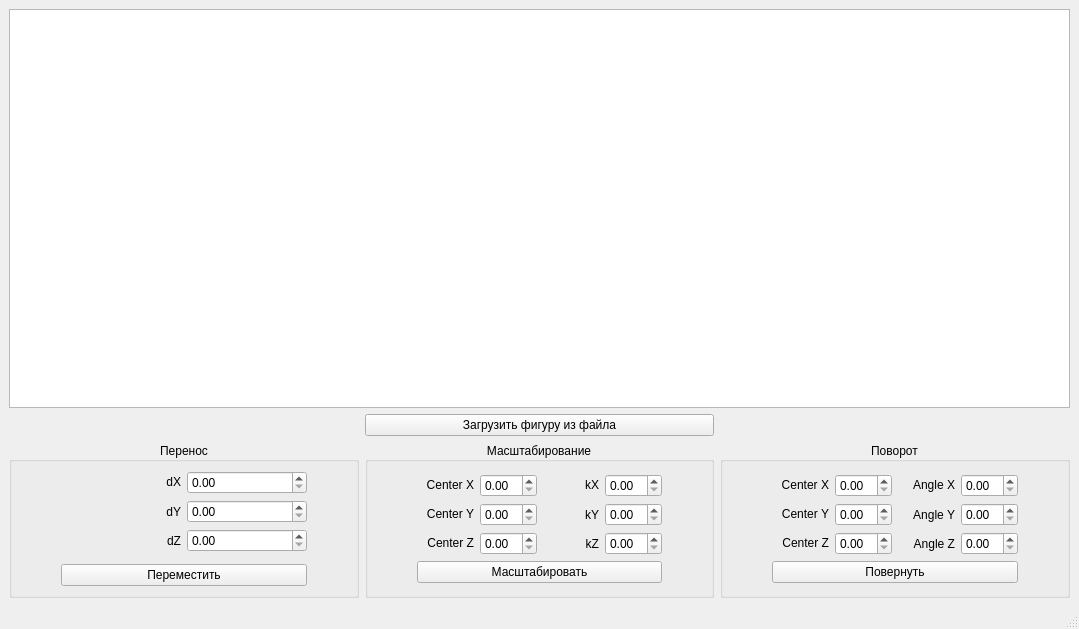
Before: the Qt Designer form lab_01/mainwindow.ui in Inspirate789/BMSTU-OOP-CPP, drawn with Qt 5.
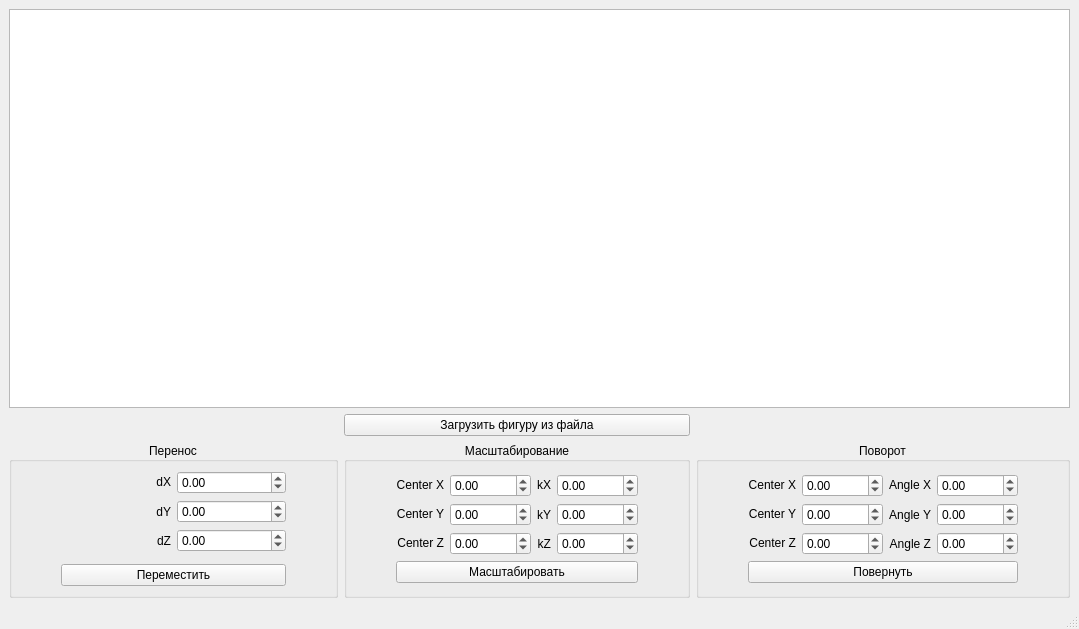
After: the same form once the commit is applied.

```diff
--- a/lab_01/mainwindow.ui
+++ b/lab_01/mainwindow.ui
@@ -41,6 +41,12 @@
              <verstretch>0</verstretch>
             </sizepolicy>
            </property>
+           <property name="minimum">
+            <double>-10000.000000000000000</double>
+           </property>
+           <property name="maximum">
+            <double>10000.000000000000000</double>
+           </property>
           </widget>
          </item>
          <item row="2" column="2">
@@ -51,6 +57,12 @@
              <verstretch>0</verstretch>
             </sizepolicy>
            </property>
+           <property name="minimum">
+            <double>-10000.000000000000000</double>
+           </property>
+           <property name="maximum">
+            <double>10000.000000000000000</double>
+           </property>
           </widget>
          </item>
          <item row="1" column="2">
@@ -61,6 +73,12 @@
              <verstretch>0</verstretch>
             </sizepolicy>
            </property>
+           <property name="minimum">
+            <double>-10000.000000000000000</double>
+           </property>
+           <property name="maximum">
+            <double>10000.000000000000000</double>
+           </property>
           </widget>
          </item>
          <item row="5" column="1" colspan="2">
@@ -203,6 +221,12 @@
                <verstretch>0</verstretch>
               </sizepolicy>
              </property>
+             <property name="minimum">
+              <double>-10000.000000000000000</double>
+             </property>
+             <property name="maximum">
+              <double>10000.000000000000000</double>
+             </property>
             </widget>
            </item>
            <item row="1" column="1">
@@ -213,6 +237,12 @@
                <verstretch>0</verstretch>
               </sizepolicy>
              </property>
+             <property name="minimum">
+              <double>-10000.000000000000000</double>
+             </property>
+             <property name="maximum">
+              <double>10000.000000000000000</double>
+             </property>
             </widget>
            </item>
            <item row="2" column="1">
@@ -223,6 +253,12 @@
                <verstretch>0</verstretch>
               </sizepolicy>
              </property>
+             <property name="minimum">
+              <double>-10000.000000000000000</double>
+             </property>
+             <property name="maximum">
+              <double>10000.000000000000000</double>
+             </property>
             </widget>
            </item>
            <item row="0" column="0">
@@ -294,13 +330,34 @@
             </widget>
            </item>
            <item row="0" column="1">
-            <widget class="QDoubleSpinBox" name="CRxField"/>
+            <widget class="QDoubleSpinBox" name="CRxField">
+             <property name="minimum">
+              <double>-10000.000000000000000</double>
+             </property>
+             <property name="maximum">
+              <double>10000.000000000000000</double>
+             </property>
+            </widget>
            </item>
            <item row="1" column="1">
-            <widget class="QDoubleSpinBox" name="CRyField"/>
+            <widget class="QDoubleSpinBox" name="CRyField">
+             <property name="minimum">
+              <double>-10000.000000000000000</double>
+             </property>
+             <property name="maximum">
+              <double>10000.000000000000000</double>
+             </property>
+            </widget>
            </item>
            <item row="2" column="1">
-            <widget class="QDoubleSpinBox" name="CRzField"/>
+            <widget class="QDoubleSpinBox" name="CRzField">
+             <property name="minimum">
+              <double>-10000.000000000000000</double>
+             </property>
+             <property name="maximum">
+              <double>10000.000000000000000</double>
+             </property>
+            </widget>
            </item>
           </layout>
          </item>
@@ -419,13 +476,34 @@
             </widget>
            </item>
            <item row="0" column="1">
-            <widget class="QDoubleSpinBox" name="CSxField"/>
+            <widget class="QDoubleSpinBox" name="CSxField">
+             <property name="minimum">
+              <double>-10000.000000000000000</double>
+             </property>
+             <property name="maximum">
+              <double>10000.000000000000000</double>
+             </property>
+            </widget>
            </item>
            <item row="1" column="1">
-            <widget class="QDoubleSpinBox" name="CSyField"/>
+            <widget class="QDoubleSpinBox" name="CSyField">
+             <property name="minimum">
+              <double>-10000.000000000000000</double>
+             </property>
+             <property name="maximum">
+              <double>10000.000000000000000</double>
+             </property>
+            </widget>
            </item>
            <item row="2" column="1">
-            <widget class="QDoubleSpinBox" name="CSzField"/>
+            <widget class="QDoubleSpinBox" name="CSzField">
+             <property name="minimum">
+              <double>-10000.000000000000000</double>
+             </property>
+             <property name="maximum">
+              <double>10000.000000000000000</double>
+             </property>
+            </widget>
            </item>
           </layout>
          </item>
@@ -439,6 +517,12 @@
                <verstretch>0</verstretch>
               </sizepolicy>
              </property>
+             <property name="minimum">
+              <double>-10000.000000000000000</double>
+             </property>
+             <property name="maximum">
+              <double>10000.000000000000000</double>
+             </property>
             </widget>
            </item>
            <item row="0" column="1">
@@ -449,6 +533,12 @@
                <verstretch>0</verstretch>
               </sizepolicy>
              </property>
+             <property name="minimum">
+              <double>-10000.000000000000000</double>
+             </property>
+             <property name="maximum">
+              <double>10000.000000000000000</double>
+             </property>
             </widget>
            </item>
            <item row="1" column="1">
@@ -459,6 +549,12 @@
                <verstretch>0</verstretch>
               </sizepolicy>
              </property>
+             <property name="minimum">
+              <double>-10000.000000000000000</double>
+             </property>
+             <property name="maximum">
+              <double>10000.000000000000000</double>
+             </property>
             </widget>
            </item>
            <item row="0" column="0">
```
